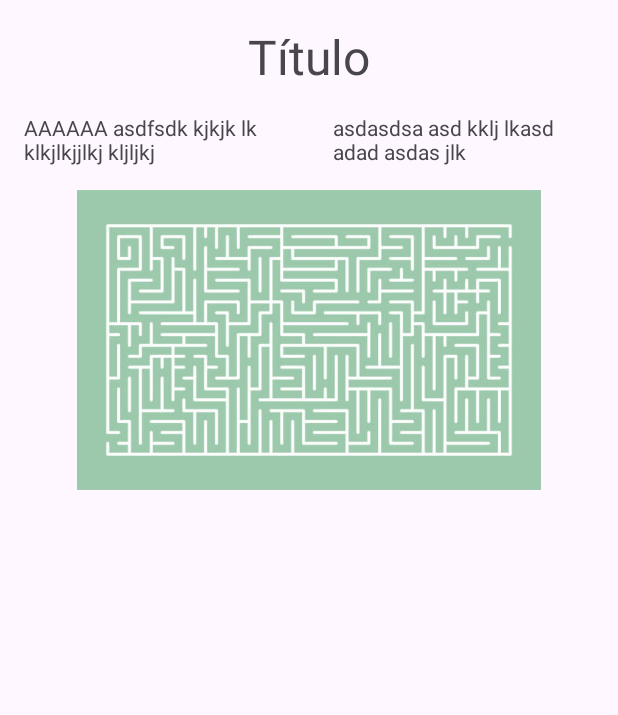
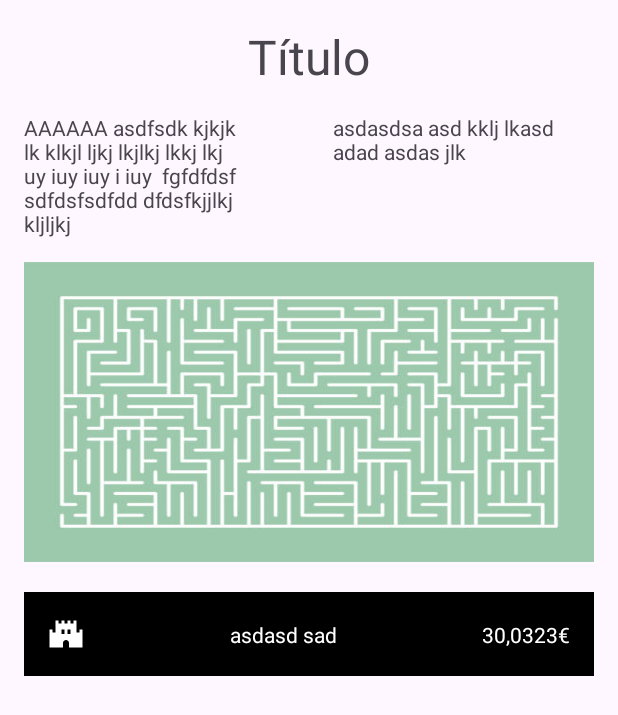
Before and after one commit to QuiqueGueCa/AdvancedLayout, an Android app: the screen it shows after launch (MainActivity), on a phone screen of 412 x 824 dp. Shown: the top 715 px of the screen. Run offline under Robolectric (Android 15) with nearby library versions, the phone set to English and light mode, and no system bars.

Commit message:
linearLayout and item added

```diff
--- /dev/null
+++ b/app/src/main/res/drawable/ic_castle.xml
@@ -0,0 +1,5 @@
+<vector android:height="24dp" android:tint="#000000"
+    android:viewportHeight="24" android:viewportWidth="24"
+    android:width="24dp" xmlns:android="http://schemas.android.com/apk/res/android">
+    <path android:fillColor="@android:color/white" android:pathData="M21,9v2h-2V3h-2v2h-2V3h-2v2h-2V3H9v2H7V3H5v8H3V9H1v12h9v-3c0,-1.1 0.9,-2 2,-2s2,0.9 2,2v3h9V9H21zM11,12H9V9h2V12zM15,12h-2V9h2V12z"/>
+</vector>
--- /dev/null
+++ b/app/src/main/res/drawable/ic_castle_2.xml
@@ -0,0 +1,5 @@
+<vector android:height="24dp" android:tint="#FFFFFF"
+    android:viewportHeight="24" android:viewportWidth="24"
+    android:width="24dp" xmlns:android="http://schemas.android.com/apk/res/android">
+    <path android:fillColor="@android:color/white" android:pathData="M21,9v2h-2V3h-2v2h-2V3h-2v2h-2V3H9v2H7V3H5v8H3V9H1v12h9v-3c0,-1.1 0.9,-2 2,-2s2,0.9 2,2v3h9V9H21zM11,12H9V9h2V12zM15,12h-2V9h2V12z"/>
+</vector>
--- a/app/src/main/res/layout/activity_main.xml
+++ b/app/src/main/res/layout/activity_main.xml
@@ -33,7 +33,7 @@
             android:id="@+id/tvleftParagraph"
             android:layout_width="0dp"
             android:layout_height="wrap_content"
-            android:text="AAAAAA asdfsdk kjkjk lk klkjlkjjlkj kljljkj"
+            android:text="AAAAAA asdfsdk kjkjk lk klkjl ljkj lkjlkj lkkj lkj uy iuy iuy i iuy  fgfdfdsf sdfdsfsdfdd dfdsfkjjlkj kljljkj"
             app:layout_constraintLeft_toLeftOf="parent"
             app:layout_constraintRight_toLeftOf="@id/guideline"
             app:layout_constraintTop_toBottomOf="@id/tvTitle"
@@ -62,8 +62,33 @@
             android:layout_width="match_parent"
             android:layout_height="200dp"
             android:src="@drawable/labyrinth"
+            android:scaleType="fitXY"
+            android:contentDescription="@string/imgExplanation"
             app:layout_constraintTop_toBottomOf="@id/barrier"
             android:layout_margin="@dimen/commonMargin"/>
+
+        <LinearLayout
+            android:id="@+id/linearLayout"
+            android:layout_width="match_parent"
+            android:layout_height="wrap_content"
+            android:layout_margin="@dimen/commonMargin"
+            app:layout_constraintStart_toStartOf="@id/imgLabyrinth"
+            app:layout_constraintEnd_toEndOf="@id/imgLabyrinth"
+            app:layout_constraintTop_toBottomOf="@id/imgLabyrinth"
+            android:orientation="vertical">
+
+            <include layout="@layout/item_box"/>
+        </LinearLayout>
+
+        <androidx.viewpager.widget.ViewPager
+            android:id="@+id/viewPager"
+            android:layout_width="wrap_content"
+            android:layout_height="wrap_content"
+            app:layout_constraintStart_toStartOf="parent"
+            app:layout_constraintEnd_toEndOf="parent"
+            app:layout_constraintTop_toBottomOf="@id/linearLayout"/>
+
+
 
 
     </androidx.constraintlayout.widget.ConstraintLayout>
--- /dev/null
+++ b/app/src/main/res/layout/item_box.xml
@@ -0,0 +1,41 @@
+<?xml version="1.0" encoding="utf-8"?>
+<androidx.constraintlayout.widget.ConstraintLayout xmlns:android="http://schemas.android.com/apk/res/android"
+    android:layout_width="match_parent"
+    android:layout_height="wrap_content"
+    android:background="@color/black"
+    android:layout_marginVertical="@dimen/minMargin"
+    xmlns:app="http://schemas.android.com/apk/res-auto">
+
+    <ImageView
+        android:id="@+id/imgCastle"
+        android:layout_width="wrap_content"
+        android:layout_height="wrap_content"
+        android:src="@drawable/ic_castle_2"
+        android:layout_margin="@dimen/commonMargin"
+        app:layout_constraintStart_toStartOf="parent"
+        app:layout_constraintTop_toTopOf="parent"
+        app:layout_constraintBottom_toBottomOf="parent"/>
+    <TextView
+        android:id="@+id/tvTxt"
+        android:layout_width="wrap_content"
+        android:layout_height="wrap_content"
+        android:maxLines="1"
+        android:text="asdasd sad"
+        android:textColor="@color/white"
+        android:layout_marginHorizontal="@dimen/commonMargin"
+        app:layout_constraintStart_toEndOf="@id/imgCastle"
+        app:layout_constraintEnd_toStartOf="@id/tvPrice"
+        app:layout_constraintTop_toTopOf="@id/imgCastle"
+        app:layout_constraintBottom_toBottomOf="@id/imgCastle"
+        />
+    <TextView
+        android:id="@+id/tvPrice"
+        android:layout_width="wrap_content"
+        android:layout_height="wrap_content"
+        android:text="30,0323€"
+        android:textColor="@color/white"
+        android:layout_marginEnd="@dimen/commonMargin"
+        app:layout_constraintEnd_toEndOf="parent"
+        app:layout_constraintTop_toTopOf="@id/imgCastle"
+        app:layout_constraintBottom_toBottomOf="@id/imgCastle"/>
+</androidx.constraintlayout.widget.ConstraintLayout>
--- /dev/null
+++ b/app/src/main/res/layout/item_user.xml
@@ -0,0 +1,6 @@
+<?xml version="1.0" encoding="utf-8"?>
+<androidx.constraintlayout.widget.ConstraintLayout xmlns:android="http://schemas.android.com/apk/res/android"
+    android:layout_width="match_parent"
+    android:layout_height="match_parent">
+
+</androidx.constraintlayout.widget.ConstraintLayout>
--- a/app/src/main/res/values/dimens.xml
+++ b/app/src/main/res/values/dimens.xml
@@ -2,4 +2,5 @@
 <resources>
     <dimen name="txtTitleSize">32sp</dimen>
     <dimen name="commonMargin">16dp</dimen>
+    <dimen name="minMargin">4dp</dimen>
 </resources>
--- a/app/src/main/res/values/strings.xml
+++ b/app/src/main/res/values/strings.xml
@@ -1,4 +1,5 @@
 <resources>
     <string name="app_name">AdvancedLayout</string>
     <string name="title">Título</string>
+    <string name="imgExplanation">Imagen de laberinto</string>
 </resources>
```
